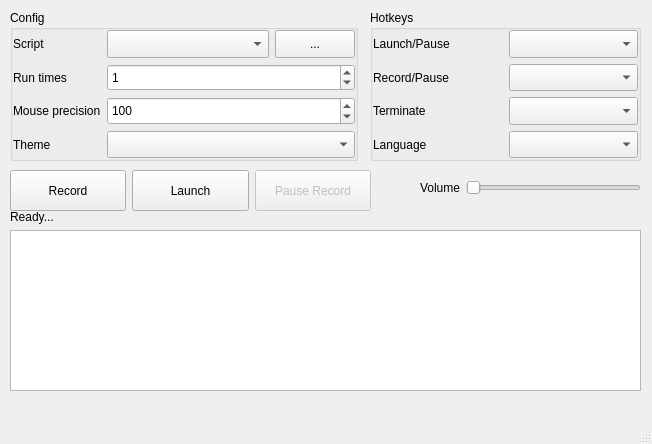
Above: UIView.ui from taojy123/KeymouseGo before the change. Below: the same form after it.
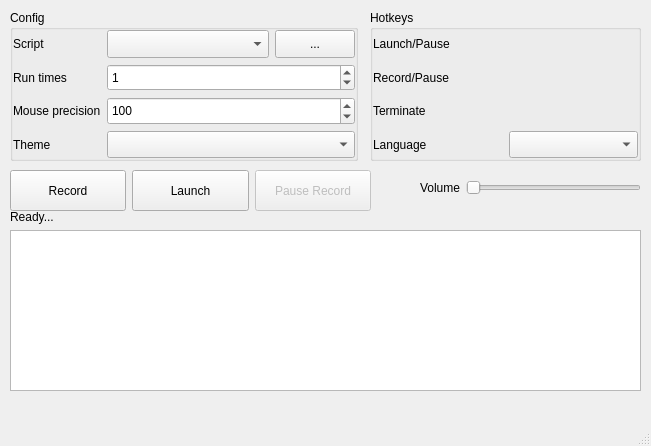
That is the form after the change. Icons and pictures are not drawn.

Patch:
```diff
--- a/UIView.ui
+++ b/UIView.ui
@@ -6,8 +6,8 @@
    <rect>
     <x>0</x>
     <y>0</y>
-    <width>652</width>
-    <height>444</height>
+    <width>651</width>
+    <height>446</height>
    </rect>
   </property>
   <property name="windowTitle">
@@ -43,39 +43,6 @@
      <property name="bottomMargin">
       <number>0</number>
      </property>
-     <item row="0" column="1">
-      <widget class="QComboBox" name="choice_start">
-       <property name="sizePolicy">
-        <sizepolicy hsizetype="Minimum" vsizetype="Minimum">
-         <horstretch>0</horstretch>
-         <verstretch>0</verstretch>
-        </sizepolicy>
-       </property>
-       <property name="currentText">
-        <string/>
-       </property>
-      </widget>
-     </item>
-     <item row="3" column="1">
-      <widget class="QComboBox" name="choice_language">
-       <property name="sizePolicy">
-        <sizepolicy hsizetype="Minimum" vsizetype="Minimum">
-         <horstretch>0</horstretch>
-         <verstretch>0</verstretch>
-        </sizepolicy>
-       </property>
-      </widget>
-     </item>
-     <item row="2" column="1">
-      <widget class="QComboBox" name="choice_stop">
-       <property name="sizePolicy">
-        <sizepolicy hsizetype="Minimum" vsizetype="Minimum">
-         <horstretch>0</horstretch>
-         <verstretch>0</verstretch>
-        </sizepolicy>
-       </property>
-      </widget>
-     </item>
      <item row="3" column="0">
       <widget class="QLabel" name="label_language">
        <property name="text">
@@ -97,8 +64,8 @@
        </property>
       </widget>
      </item>
-     <item row="1" column="1">
-      <widget class="QComboBox" name="choice_record">
+     <item row="3" column="1">
+      <widget class="QComboBox" name="choice_language">
        <property name="sizePolicy">
         <sizepolicy hsizetype="Minimum" vsizetype="Minimum">
          <horstretch>0</horstretch>
@@ -114,6 +81,15 @@
        </property>
       </widget>
      </item>
+     <item row="0" column="1">
+      <layout class="QHBoxLayout" name="horizontal_launch_or_pause"/>
+     </item>
+     <item row="1" column="1">
+      <layout class="QHBoxLayout" name="horizontal_record_or_pause"/>
+     </item>
+     <item row="2" column="1">
+      <layout class="QHBoxLayout" name="horizontal_stop"/>
+     </item>
     </layout>
    </widget>
    <widget class="QWidget" name="horizontalLayoutWidget">
```
Left out of the diff: 16 changed lines with no effect on the pictures.
